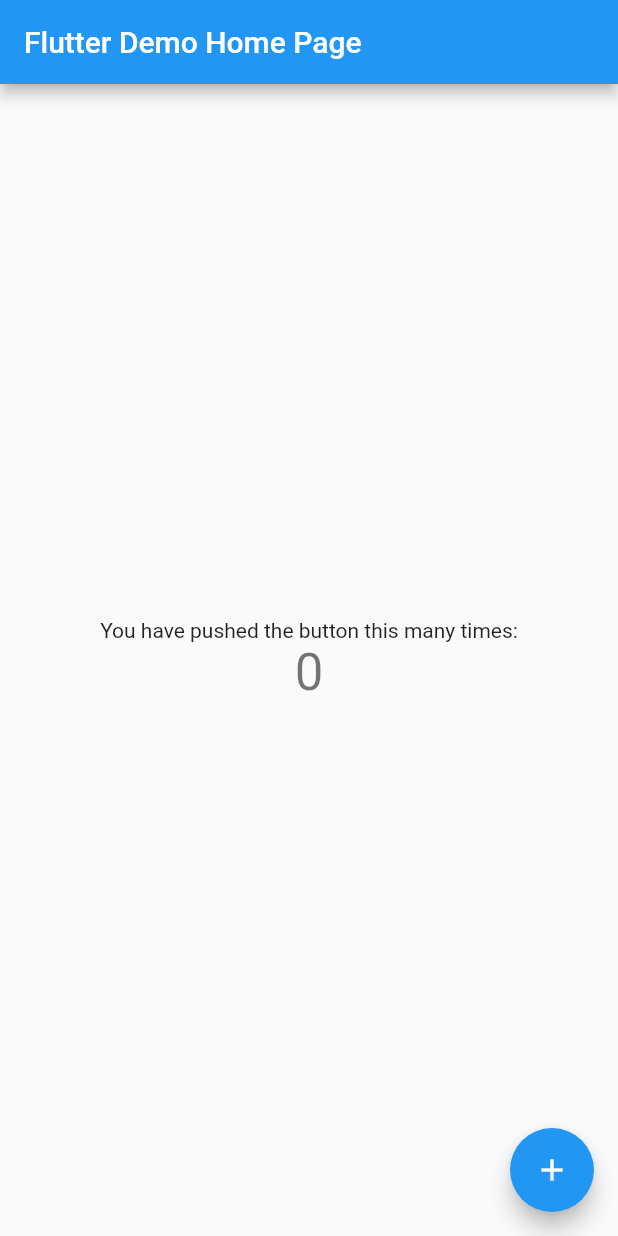
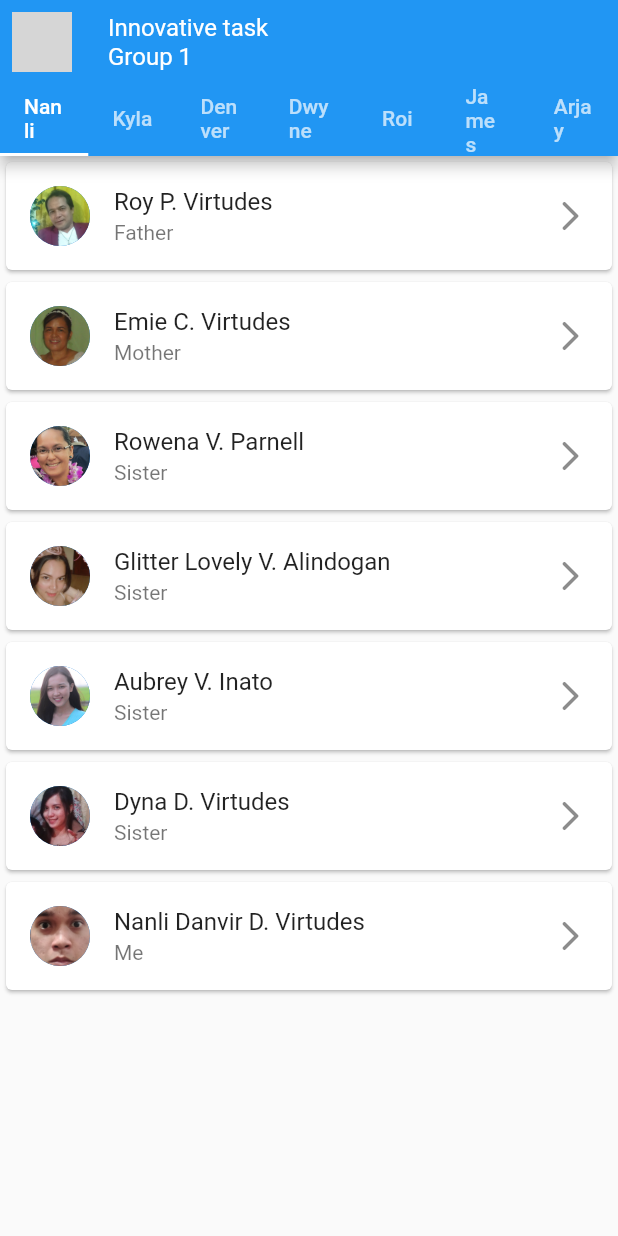
Before and after one commit to MrPsychoBipolar/Innovative-Task-1-Group-1, a Flutter app: the screen it shows after launch, on a phone screen of 412 x 824 dp. Run offline on Flutter 3.47's test engine with Material 2 defaults, Android fonts, the phone set to English and light mode, and no system bars; grey boxes are pictures that could not be loaded.

Commit message:
1st commit

```diff
--- a/lib/main.dart
+++ b/lib/main.dart
@@ -1,115 +1,16 @@
+
+
 import 'package:flutter/material.dart';
+import 'main_page.dart';
 
 void main() {
-  runApp(const MyApp());
+  runApp(MaterialApp(
+    debugShowCheckedModeBanner: false,
+    title: 'Practice',
+    theme: ThemeData(
+      primarySwatch: Colors.blue,
+    ),
+    home: const PrimaryAppLayout(),
+  )
+  );
 }
-
-class MyApp extends StatelessWidget {
-  const MyApp({super.key});
-
-  // This widget is the root of your application.
-  @override
-  Widget build(BuildContext context) {
-    return MaterialApp(
-      title: 'Flutter Demo',
-      theme: ThemeData(
-        // This is the theme of your application.
-        //
-        // Try running your application with "flutter run". You'll see the
-        // application has a blue toolbar. Then, without quitting the app, try
-        // changing the primarySwatch below to Colors.green and then invoke
-        // "hot reload" (press "r" in the console where you ran "flutter run",
-        // or simply save your changes to "hot reload" in a Flutter IDE).
-        // Notice that the counter didn't reset back to zero; the application
-        // is not restarted.
-        primarySwatch: Colors.blue,
-      ),
-      home: const MyHomePage(title: 'Flutter Demo Home Page'),
-    );
-  }
-}
-
-class MyHomePage extends StatefulWidget {
-  const MyHomePage({super.key, required this.title});
-
-  // This widget is the home page of your application. It is stateful, meaning
-  // that it has a State object (defined below) that contains fields that affect
-  // how it looks.
-
-  // This class is the configuration for the state. It holds the values (in this
-  // case the title) provided by the parent (in this case the App widget) and
-  // used by the build method of the State. Fields in a Widget subclass are
-  // always marked "final".
-
-  final String title;
-
-  @override
-  State<MyHomePage> createState() => _MyHomePageState();
-}
-
-class _MyHomePageState extends State<MyHomePage> {
-  int _counter = 0;
-
-  void _incrementCounter() {
-    setState(() {
-      // This call to setState tells the Flutter framework that something has
-      // changed in this State, which causes it to rerun the build method below
-      // so that the display can reflect the updated values. If we changed
-      // _counter without calling setState(), then the build method would not be
-      // called again, and so nothing would appear to happen.
-      _counter++;
-    });
-  }
-
-  @override
-  Widget build(BuildContext context) {
-    // This method is rerun every time setState is called, for instance as done
-    // by the _incrementCounter method above.
-    //
-    // The Flutter framework has been optimized to make rerunning build methods
-    // fast, so that you can just rebuild anything that needs updating rather
-    // than having to individually change instances of widgets.
-    return Scaffold(
-      appBar: AppBar(
-        // Here we take the value from the MyHomePage object that was created by
-        // the App.build method, and use it to set our appbar title.
-        title: Text(widget.title),
-      ),
-      body: Center(
-        // Center is a layout widget. It takes a single child and positions it
-        // in the middle of the parent.
-        child: Column(
-          // Column is also a layout widget. It takes a list of children and
-          // arranges them vertically. By default, it sizes itself to fit its
-          // children horizontally, and tries to be as tall as its parent.
-          //
-          // Invoke "debug painting" (press "p" in the console, choose the
-          // "Toggle Debug Paint" action from the Flutter Inspector in Android
-          // Studio, or the "Toggle Debug Paint" command in Visual Studio Code)
-          // to see the wireframe for each widget.
-          //
-          // Column has various properties to control how it sizes itself and
-          // how it positions its children. Here we use mainAxisAlignment to
-          // center the children vertically; the main axis here is the vertical
-          // axis because Columns are vertical (the cross axis would be
-          // horizontal).
-          mainAxisAlignment: MainAxisAlignment.center,
-          children: <Widget>[
-            const Text(
-              'You have pushed the button this many times:',
-            ),
-            Text(
-              '$_counter',
-              style: Theme.of(context).textTheme.headline4,
-            ),
-          ],
-        ),
-      ),
-      floatingActionButton: FloatingActionButton(
-        onPressed: _incrementCounter,
-        tooltip: 'Increment',
-        child: const Icon(Icons.add),
-      ), // This trailing comma makes auto-formatting nicer for build methods.
-    );
-  }
-}
--- /dev/null
+++ b/lib/main_page.dart
@@ -0,0 +1,109 @@
+import 'package:flutter/material.dart';
+
+import 'virtudes/virtudes_family_details.dart';
+import 'virtudes/virtudes_family_details_display.dart';
+
+class PrimaryAppLayout extends StatefulWidget {
+  const PrimaryAppLayout({Key? key}) : super(key: key);
+
+  @override
+  State<PrimaryAppLayout> createState() => _PrimaryAppLayoutState();
+}
+
+class _PrimaryAppLayoutState extends State<PrimaryAppLayout>
+    with SingleTickerProviderStateMixin {
+  late TabController tabController;
+
+  @override
+  void initState() {
+    tabController = TabController(length: 7, vsync: this);
+    super.initState();
+  }
+
+  @override
+  Widget build(BuildContext context) {
+    return Scaffold(
+      appBar: AppBar(
+        leading: const CircleAvatar(
+          backgroundColor: Colors.blue,
+          child: CircleAvatar(
+            backgroundImage: AssetImage(''),
+          ),
+        ),
+        title: RichText(
+          textAlign: TextAlign.start,
+          text: const TextSpan(
+              text: 'Innovative task',
+              style: TextStyle(
+                fontSize: 16,
+                color: Colors.white,
+              ),
+              children: <TextSpan>[
+                TextSpan(
+                  text: '\nGroup 1',
+                  style: TextStyle(
+                    fontSize: 16,
+                    color: Colors.white,
+                  ),
+                ),
+              ]
+          ),
+        ),
+        bottom: TabBar(
+          controller: tabController,
+          tabs: const [
+            Tab(
+              child: Text('Nanli'),
+            ),
+            Tab(
+              child: Text('Kyla'),
+            ),
+            Tab(
+              child: Text('Denver'),
+            ),
+            Tab(
+              child: Text('Dwyne'),
+            ),
+            Tab(
+              child: Text('Roi'),
+            ),
+            Tab(
+              child: Text('James'),
+            ),
+            Tab(
+              child: Text('Arjay'),
+            ),
+          ],
+        ),
+      ),
+      body: TabBarView(
+        controller: tabController,
+        children: [
+          ListView.builder(
+            itemCount: famList1.length,
+            itemBuilder: (context, index) {
+              VirtudesFamilyDetails famDetails = famList1[index];
+              return Card(
+                child: ListTile(
+                    leading: CircleAvatar(
+                      backgroundImage: (famDetails.imageUrl),
+                    ),
+                    title: Text(famDetails.name),
+                    subtitle: Text(famDetails.relationship),
+                    trailing: const Icon(Icons.arrow_forward_ios_rounded),
+                    onTap: () {
+                      Navigator.push(
+                          context,
+                          MaterialPageRoute(
+                              builder: (context) =>
+                                  VirtudesFamilyDisplayDetails(
+                                      famDetails)));
+                    }),
+              );
+            },
+          )
+        ],
+      ),
+    );
+  }
+}
--- /dev/null
+++ b/lib/virtudes/virtudes_family_details.dart
@@ -0,0 +1,72 @@
+import 'package:flutter/material.dart';
+
+class VirtudesFamilyDetails{
+  String name;
+  String relationship;
+  String occupation;
+  String birthday;
+  int age;
+  AssetImage imageUrl;
+
+  VirtudesFamilyDetails({required this.name, required this.relationship, required this.occupation, required this.birthday, required this.age, required this.imageUrl});
+
+}
+
+List<VirtudesFamilyDetails> famList1 = [
+  VirtudesFamilyDetails(
+    name: 'Roy P. Virtudes',
+    relationship: 'Father',
+    occupation: 'Electric Motor Winder',
+    birthday: 'Jan 8, 1966',
+    age: 56,
+    imageUrl: const AssetImage('assets/Virtudes_Roy_P.png'),
+  ),
+  VirtudesFamilyDetails(
+    name: 'Emie C. Virtudes',
+    relationship: 'Mother',
+    occupation: 'Housewife',
+    birthday: 'December 9, 1962',
+    age: 60,
+    imageUrl: const AssetImage('assets/Virtudes_Emerenciana_D.png'),
+  ),
+  VirtudesFamilyDetails(
+    name: 'Rowena V. Parnell',
+    relationship: 'Sister',
+    occupation: 'Registered Nurse',
+    birthday: 'Jan 19, 1986',
+    age: 36,
+    imageUrl: const AssetImage('assets/Parnell_Rowena_D.png'),
+  ),
+  VirtudesFamilyDetails(
+    name: 'Glitter Lovely V. Alindogan',
+    relationship: 'Sister',
+    occupation: 'Housewife',
+    birthday: 'October 22, 1989',
+    age: 33,
+    imageUrl: const AssetImage('assets/Alindogan_Glitter_Lovely_V.png'),
+  ),
+  VirtudesFamilyDetails(
+    name: 'Aubrey V. Inato',
+    relationship: 'Sister',
+    occupation: 'IT Project Manager',
+    birthday: 'October 11, 1991',
+    age: 31,
+    imageUrl: const AssetImage('assets/Inato_Aubrey_V.png'),
+  ),
+  VirtudesFamilyDetails(
+    name: 'Dyna D. Virtudes',
+    relationship: 'Sister',
+    occupation: '-NA-',
+    birthday: 'August 24, 1994',
+    age: 28,
+    imageUrl: const AssetImage('assets/Virtudes_Dyna_D.png'),
+  ),
+  VirtudesFamilyDetails(
+    name: 'Nanli Danvir D. Virtudes',
+    relationship: 'Me',
+    occupation: '-NA-',
+    birthday: 'Jan 9, 2001',
+    age: 21,
+    imageUrl: const AssetImage('assets/Virtudes_Nanli_Danvir.jpg'),
+  ),
+];
```
Also changed, not shown: lib/virtudes/virtudes_family_details_display.dart (added, +129 -0 lines), pubspec.yaml (+9 -3 lines), assets/Alindogan_Glitter_Lovely_V.png (added), assets/Inato_Aubrey_V.png (added), assets/Parnell_Rowena_D.png (added), assets/Virtudes_Dyna_D.png (added), assets/Virtudes_Emerenciana_D.png (added), assets/Virtudes_Nanli_Danvir.jpg (added), assets/Virtudes_Roy_P.png (added), assets/logo.png (added), 1 other file.
